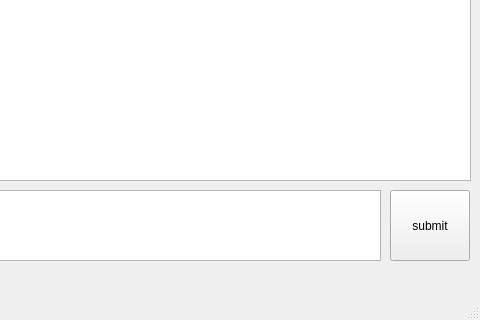
This is src/ui/mainwindow.ui in NutritiousWheat/SimpleLlamaGUI as Qt 5 draws it before an edit; both pictures show x 320 to 800 and y 280 to 600 of the 800 by 600 pixel window. The edited form follows.
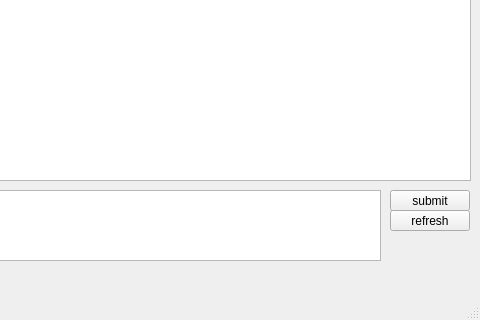
This is the edited form.

Patch:
```diff
--- a/src/ui/mainwindow.ui
+++ b/src/ui/mainwindow.ui
@@ -30,7 +30,7 @@
       <x>710</x>
       <y>470</y>
       <width>80</width>
-      <height>71</height>
+      <height>21</height>
      </rect>
     </property>
     <property name="text">
@@ -47,6 +47,19 @@
      </rect>
     </property>
    </widget>
+   <widget class="QPushButton" name="refreshButton">
+    <property name="geometry">
+     <rect>
+      <x>710</x>
+      <y>490</y>
+      <width>80</width>
+      <height>21</height>
+     </rect>
+    </property>
+    <property name="text">
+     <string>refresh</string>
+    </property>
+   </widget>
   </widget>
   <widget class="QMenuBar" name="menubar">
    <property name="geometry">
```
